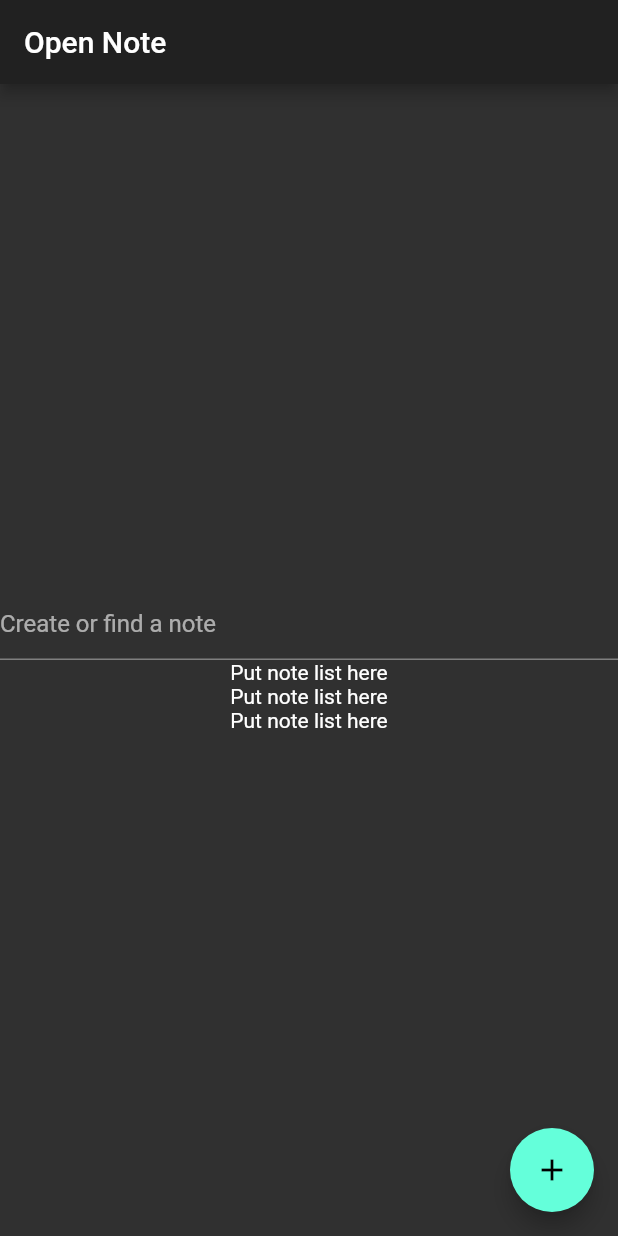
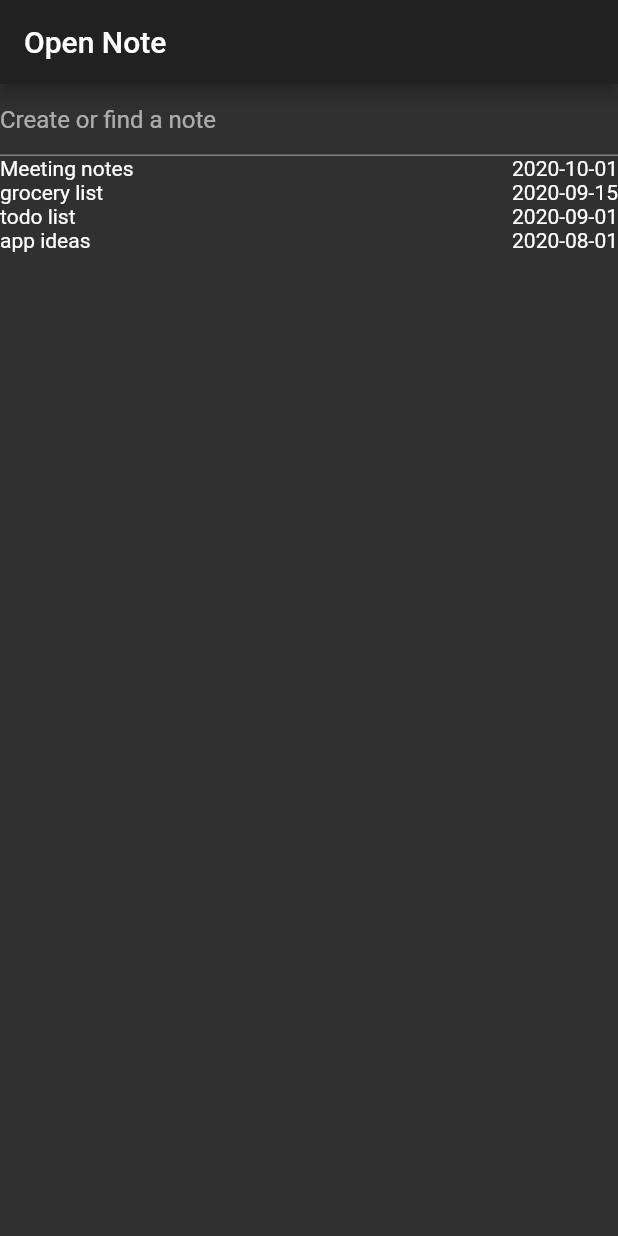
Before and after one commit to sjotterman/otter_notes, a Flutter app: the screen it shows after launch, on a phone screen of 412 x 824 dp. Run offline on Flutter 3.47's test engine with Material 2 defaults, Android fonts, the phone set to English and light mode, and no system bars.

Commit message:
basic list with placeholder data

```diff
--- a/lib/main.dart
+++ b/lib/main.dart
@@ -1,5 +1,4 @@
 import 'package:flutter/material.dart';
-import 'package:flutter/services.dart';
 
 void main() {
   runApp(MyApp());
@@ -30,15 +29,21 @@ class MyHomePage extends StatefulWidget {
   _MyHomePageState createState() => _MyHomePageState();
 }
 
+class Note {
+  String name;
+  String date;
+
+  Note({this.name, this.date});
+}
+
+List<Note> fakeNotes = [
+  Note(name: 'Meeting notes', date: '2020-10-01'),
+  Note(name: 'grocery list', date: '2020-09-15'),
+  Note(name: 'todo list', date: '2020-09-01'),
+  Note(name: 'app ideas', date: '2020-08-01'),
+];
+
 class _MyHomePageState extends State<MyHomePage> {
-  int _counter = 0;
-
-  void _incrementCounter() {
-    setState(() {
-      _counter++;
-    });
-  }
-
   @override
   Widget build(BuildContext context) {
     return Scaffold(
@@ -47,29 +52,36 @@ class _MyHomePageState extends State<MyHomePage> {
       ),
       body: Center(
         child: Column(
-          mainAxisAlignment: MainAxisAlignment.center,
+          mainAxisAlignment: MainAxisAlignment.start,
           children: <Widget>[
             TextField(
               decoration: InputDecoration(hintText: 'Create or find a note'),
-
+              onChanged: (text) {
+                print("Search field value: $text");
+              },
             ),
-            Text(
-              'Put note list here',
-            ),
-            Text(
-              'Put note list here',
-            ),
-            Text(
-              'Put note list here',
-            ),
+            ListView.builder(
+                shrinkWrap: true,
+                itemCount: fakeNotes.length,
+                itemBuilder: (context, index) {
+                  return NoteListItem(note: fakeNotes[index]);
+                }),
           ],
         ),
-      ),
-      floatingActionButton: FloatingActionButton(
-        onPressed: _incrementCounter,
-        tooltip: 'Increment',
-        child: Icon(Icons.add),
       ),
     );
   }
 }
+
+class NoteListItem extends StatelessWidget {
+  final Note note;
+
+  const NoteListItem({Key key, this.note}) : super(key: key);
+
+  @override
+  Widget build(BuildContext context) {
+    return Row(
+        mainAxisAlignment: MainAxisAlignment.spaceBetween,
+        children: [Text(note.name), Text(note.date)]);
+  }
+}
```
